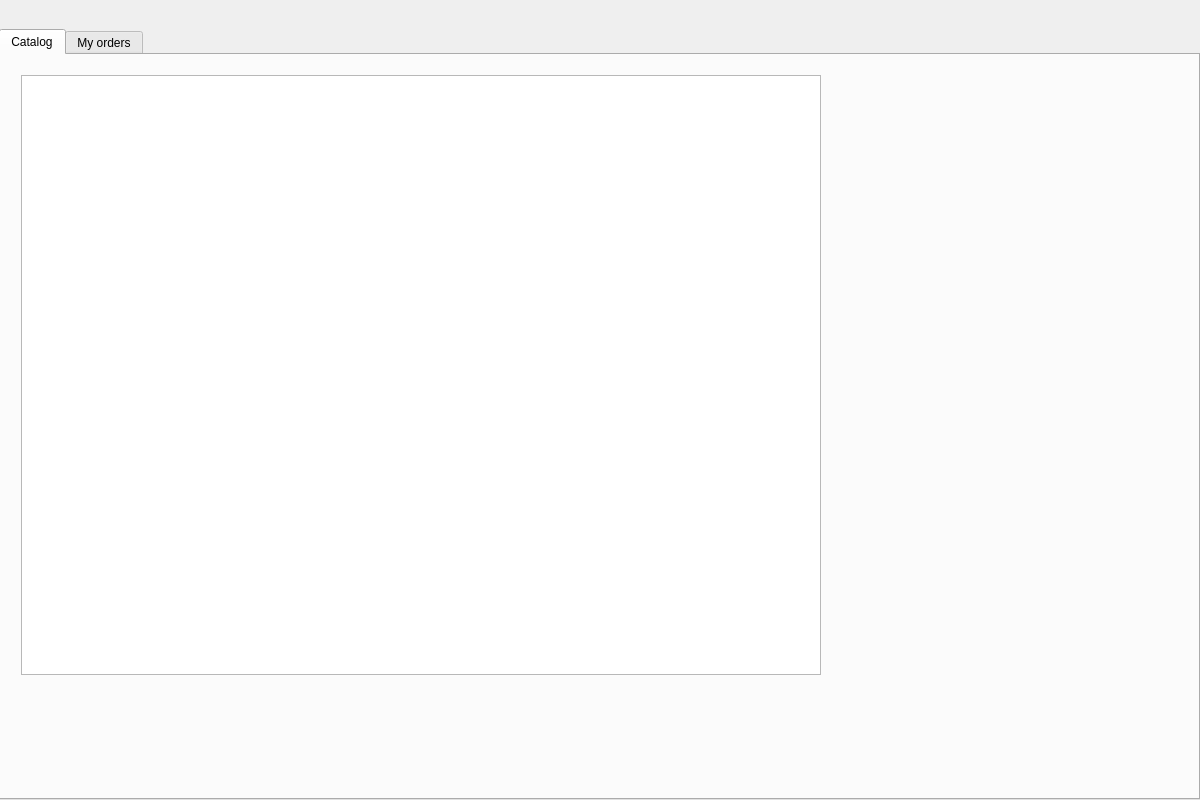
This is front/customer/customer_window.ui in Nyakutka/brewery as Qt 5 draws it before an edit. The edited form follows.
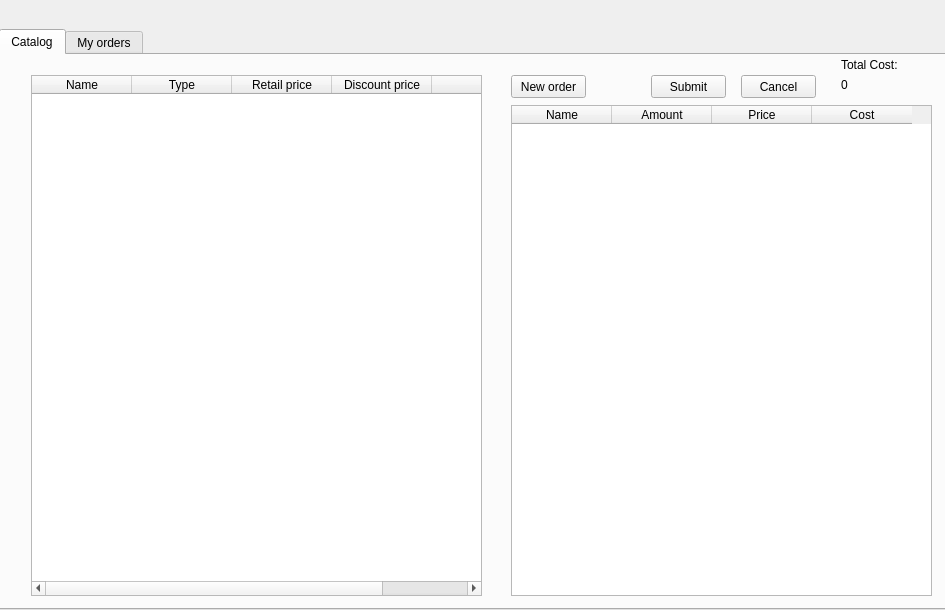
This is the edited form. The open tabs and pages were chosen to show the change.

Commit message: almost finish customer_window

```diff
--- a/front/customer/customer_window.ui
+++ b/front/customer/customer_window.ui
@@ -6,8 +6,8 @@
    <rect>
     <x>0</x>
     <y>0</y>
-    <width>1200</width>
-    <height>800</height>
+    <width>945</width>
+    <height>610</height>
    </rect>
   </property>
   <property name="windowTitle">
@@ -18,8 +18,8 @@
     <rect>
      <x>-1</x>
      <y>29</y>
-     <width>1201</width>
-     <height>771</height>
+     <width>1001</width>
+     <height>581</height>
     </rect>
    </property>
    <property name="currentIndex">
@@ -29,14 +29,140 @@
     <attribute name="title">
      <string>Catalog</string>
     </attribute>
-    <widget class="QTableView" name="catalog_table_view">
+    <widget class="QTableWidget" name="catalog_table_widget">
      <property name="geometry">
       <rect>
-       <x>20</x>
+       <x>30</x>
        <y>20</y>
-       <width>800</width>
-       <height>600</height>
+       <width>451</width>
+       <height>521</height>
       </rect>
+     </property>
+     <column>
+      <property name="text">
+       <string>Name</string>
+      </property>
+     </column>
+     <column>
+      <property name="text">
+       <string>Type</string>
+      </property>
+     </column>
+     <column>
+      <property name="text">
+       <string>Retail price</string>
+      </property>
+     </column>
+     <column>
+      <property name="text">
+       <string>Discount price</string>
+      </property>
+     </column>
+     <column>
+      <property name="text">
+       <string/>
+      </property>
+     </column>
+    </widget>
+    <widget class="QPushButton" name="new_order_button">
+     <property name="geometry">
+      <rect>
+       <x>510</x>
+       <y>20</y>
+       <width>75</width>
+       <height>23</height>
+      </rect>
+     </property>
+     <property name="text">
+      <string>New order</string>
+     </property>
+    </widget>
+    <widget class="QTableWidget" name="new_order_table_widget">
+     <property name="enabled">
+      <bool>true</bool>
+     </property>
+     <property name="geometry">
+      <rect>
+       <x>510</x>
+       <y>50</y>
+       <width>421</width>
+       <height>491</height>
+      </rect>
+     </property>
+     <property name="autoFillBackground">
+      <bool>false</bool>
+     </property>
+     <column>
+      <property name="text">
+       <string>Name</string>
+      </property>
+     </column>
+     <column>
+      <property name="text">
+       <string>Amount</string>
+      </property>
+     </column>
+     <column>
+      <property name="text">
+       <string>Price</string>
+      </property>
+     </column>
+     <column>
+      <property name="text">
+       <string>Cost</string>
+      </property>
+     </column>
+    </widget>
+    <widget class="QPushButton" name="submit_new_order_button">
+     <property name="geometry">
+      <rect>
+       <x>650</x>
+       <y>20</y>
+       <width>75</width>
+       <height>23</height>
+      </rect>
+     </property>
+     <property name="text">
+      <string>Submit</string>
+     </property>
+    </widget>
+    <widget class="QPushButton" name="cancel_new_order_button">
+     <property name="geometry">
+      <rect>
+       <x>740</x>
+       <y>20</y>
+       <width>75</width>
+       <height>23</height>
+      </rect>
+     </property>
+     <property name="text">
+      <string>Cancel</string>
+     </property>
+    </widget>
+    <widget class="QLabel" name="total_cost_label">
+     <property name="geometry">
+      <rect>
+       <x>840</x>
+       <y>0</y>
+       <width>61</width>
+       <height>20</height>
+      </rect>
+     </property>
+     <property name="text">
+      <string>Total Cost:</string>
+     </property>
+    </widget>
+    <widget class="QLabel" name="total_cost_label_value">
+     <property name="geometry">
+      <rect>
+       <x>840</x>
+       <y>20</y>
+       <width>61</width>
+       <height>20</height>
+      </rect>
+     </property>
+     <property name="text">
+      <string>0</string>
      </property>
     </widget>
    </widget>
```
Left out of the diff: 121 changed lines with no effect on the pictures. The commit also changes 6 other files.
